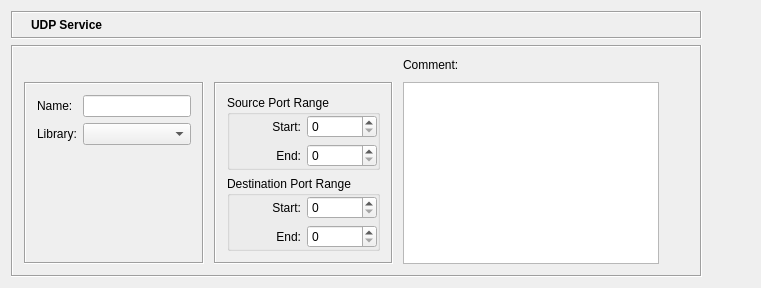
fwbuilder/fwbuilder, file src/gui/udpservicedialog_q.ui: the form before one commit.
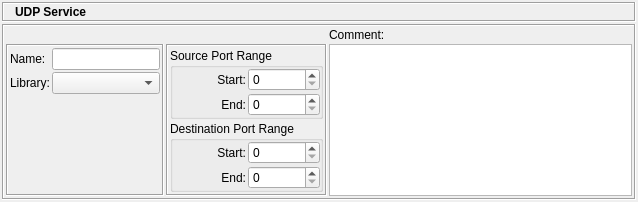
The form after the commit. Icons and pictures are not drawn.

What changed in the file:
```diff
--- a/src/gui/udpservicedialog_q.ui
+++ b/src/gui/udpservicedialog_q.ui
@@ -8,14 +8,12 @@
    <rect>
     <x>0</x>
     <y>0</y>
-    <width>761</width>
-    <height>269</height>
+    <width>638</width>
+    <height>195</height>
    </rect>
   </property>
   <property name="sizePolicy" >
-   <sizepolicy>
-    <hsizetype>1</hsizetype>
-    <vsizetype>5</vsizetype>
+   <sizepolicy vsizetype="Preferred" hsizetype="Minimum" >
     <horstretch>0</horstretch>
     <verstretch>0</verstretch>
    </sizepolicy>
@@ -24,11 +22,23 @@
    <string>UDP</string>
   </property>
   <layout class="QGridLayout" >
-   <property name="margin" >
-    <number>11</number>
+   <property name="leftMargin" >
+    <number>2</number>
    </property>
-   <property name="spacing" >
-    <number>6</number>
+   <property name="topMargin" >
+    <number>2</number>
+   </property>
+   <property name="rightMargin" >
+    <number>2</number>
+   </property>
+   <property name="bottomMargin" >
+    <number>2</number>
+   </property>
+   <property name="horizontalSpacing" >
+    <number>0</number>
+   </property>
+   <property name="verticalSpacing" >
+    <number>0</number>
    </property>
    <item row="0" column="0" >
     <layout class="QVBoxLayout" >
@@ -36,18 +46,34 @@
       <number>0</number>
      </property>
      <property name="spacing" >
-      <number>6</number>
+      <number>2</number>
+     </property>
+     <property name="leftMargin" >
+      <number>0</number>
+     </property>
+     <property name="topMargin" >
+      <number>0</number>
+     </property>
+     <property name="rightMargin" >
+      <number>0</number>
+     </property>
+     <property name="bottomMargin" >
+      <number>0</number>
      </property>
      <item>
       <widget class="QFrame" name="frame3" >
        <property name="sizePolicy" >
-        <sizepolicy>
-         <hsizetype>5</hsizetype>
-         <vsizetype>0</vsizetype>
+        <sizepolicy vsizetype="Fixed" hsizetype="Preferred" >
          <horstretch>0</horstretch>
          <verstretch>0</verstretch>
         </sizepolicy>
        </property>
+       <property name="minimumSize" >
+        <size>
+         <width>16</width>
+         <height>20</height>
+        </size>
+       </property>
        <property name="frameShape" >
         <enum>QFrame::Box</enum>
        </property>
@@ -55,11 +81,23 @@
         <enum>QFrame::Sunken</enum>
        </property>
        <layout class="QGridLayout" >
-        <property name="margin" >
-         <number>5</number>
+        <property name="leftMargin" >
+         <number>2</number>
         </property>
-        <property name="spacing" >
-         <number>6</number>
+        <property name="topMargin" >
+         <number>2</number>
+        </property>
+        <property name="rightMargin" >
+         <number>2</number>
+        </property>
+        <property name="bottomMargin" >
+         <number>2</number>
+        </property>
+        <property name="horizontalSpacing" >
+         <number>2</number>
+        </property>
+        <property name="verticalSpacing" >
+         <number>2</number>
         </property>
         <item row="0" column="1" >
          <widget class="QLabel" name="editorTitle" >
@@ -80,9 +118,7 @@
         <item row="0" column="0" >
          <widget class="QLabel" name="pixmapLabel1" >
           <property name="sizePolicy" >
-           <sizepolicy>
-            <hsizetype>0</hsizetype>
-            <vsizetype>0</vsizetype>
+           <sizepolicy vsizetype="Fixed" hsizetype="Fixed" >
             <horstretch>0</horstretch>
             <verstretch>0</verstretch>
            </sizepolicy>
@@ -110,34 +146,28 @@
         <enum>QFrame::Sunken</enum>
        </property>
        <layout class="QGridLayout" >
-        <property name="margin" >
-         <number>11</number>
+        <property name="leftMargin" >
+         <number>2</number>
         </property>
-        <property name="spacing" >
-         <number>10</number>
+        <property name="topMargin" >
+         <number>2</number>
         </property>
-        <item row="1" column="3" >
-         <spacer>
-          <property name="orientation" >
-           <enum>Qt::Horizontal</enum>
-          </property>
-          <property name="sizeType" >
-           <enum>QSizePolicy::Expanding</enum>
-          </property>
-          <property name="sizeHint" >
-           <size>
-            <width>30</width>
-            <height>20</height>
-           </size>
-          </property>
-         </spacer>
-        </item>
+        <property name="rightMargin" >
+         <number>2</number>
+        </property>
+        <property name="bottomMargin" >
+         <number>2</number>
+        </property>
+        <property name="horizontalSpacing" >
+         <number>2</number>
+        </property>
+        <property name="verticalSpacing" >
+         <number>2</number>
+        </property>
         <item row="1" column="2" >
          <widget class="QTextEdit" name="comment" >
           <property name="sizePolicy" >
-           <sizepolicy>
-            <hsizetype>7</hsizetype>
-            <vsizetype>7</vsizetype>
+           <sizepolicy vsizetype="Expanding" hsizetype="Expanding" >
             <horstretch>0</horstretch>
             <verstretch>0</verstretch>
            </sizepolicy>
@@ -172,11 +202,23 @@
            <enum>QFrame::Sunken</enum>
           </property>
           <layout class="QGridLayout" >
-           <property name="margin" >
-            <number>11</number>
+           <property name="leftMargin" >
+            <number>2</number>
            </property>
-           <property name="spacing" >
-            <number>6</number>
+           <property name="topMargin" >
+            <number>2</number>
+           </property>
+           <property name="rightMargin" >
+            <number>2</number>
+           </property>
+           <property name="bottomMargin" >
+            <number>2</number>
+           </property>
+           <property name="horizontalSpacing" >
+            <number>2</number>
+           </property>
+           <property name="verticalSpacing" >
+            <number>2</number>
            </property>
            <item row="0" column="0" >
             <widget class="QGroupBox" name="groupBox1" >
@@ -187,8 +229,20 @@
               <property name="margin" >
                <number>0</number>
               </property>
-              <property name="spacing" >
-               <number>6</number>
+              <property name="topMargin" >
+               <number>0</number>
+              </property>
+              <property name="rightMargin" >
+               <number>0</number>
+              </property>
+              <property name="bottomMargin" >
+               <number>0</number>
+              </property>
+              <property name="horizontalSpacing" >
+               <number>2</number>
+              </property>
+              <property name="verticalSpacing" >
+               <number>2</number>
               </property>
               <item row="0" column="0" >
                <widget class="QLabel" name="textLabel3" >
@@ -248,8 +302,20 @@
               <property name="margin" >
                <number>0</number>
               </property>
-              <property name="spacing" >
-               <number>6</number>
+              <property name="topMargin" >
+               <number>0</number>
+              </property>
+              <property name="rightMargin" >
+               <number>0</number>
+              </property>
+              <property name="bottomMargin" >
+               <number>0</number>
+              </property>
+              <property name="horizontalSpacing" >
+               <number>2</number>
+              </property>
+              <property name="verticalSpacing" >
+               <number>2</number>
               </property>
               <item row="0" column="0" >
                <widget class="QLabel" name="textLabel3_3" >
@@ -312,11 +378,23 @@
            <enum>QFrame::Sunken</enum>
           </property>
           <layout class="QGridLayout" >
-           <property name="margin" >
-            <number>11</number>
+           <property name="leftMargin" >
+            <number>2</number>
            </property>
-           <property name="spacing" >
-            <number>6</number>
+           <property name="topMargin" >
+            <number>2</number>
+           </property>
+           <property name="rightMargin" >
+            <number>2</number>
+           </property>
+           <property name="bottomMargin" >
+            <number>2</number>
+           </property>
+           <property name="horizontalSpacing" >
+            <number>2</number>
+           </property>
+           <property name="verticalSpacing" >
+            <number>2</number>
            </property>
            <item row="2" column="1" >
             <spacer>
@@ -324,12 +402,12 @@
               <enum>Qt::Vertical</enum>
              </property>
              <property name="sizeType" >
-              <enum>QSizePolicy::Expanding</enum>
+              <enum>QSizePolicy::MinimumExpanding</enum>
              </property>
              <property name="sizeHint" >
               <size>
                <width>20</width>
-               <height>41</height>
+               <height>2</height>
               </size>
              </property>
             </spacer>
@@ -357,9 +435,7 @@
            <item row="0" column="1" >
             <widget class="QLineEdit" name="obj_name" >
              <property name="sizePolicy" >
-              <sizepolicy>
-               <hsizetype>5</hsizetype>
-               <vsizetype>0</vsizetype>
+              <sizepolicy vsizetype="Fixed" hsizetype="Preferred" >
                <horstretch>0</horstretch>
                <verstretch>0</verstretch>
               </sizepolicy>
@@ -369,9 +445,7 @@
            <item row="1" column="1" >
             <widget class="QComboBox" name="libs" >
              <property name="sizePolicy" >
-              <sizepolicy>
-               <hsizetype>5</hsizetype>
-               <vsizetype>0</vsizetype>
+              <sizepolicy vsizetype="Fixed" hsizetype="Preferred" >
                <horstretch>0</horstretch>
                <verstretch>0</verstretch>
               </sizepolicy>
@@ -386,25 +460,9 @@
      </item>
     </layout>
    </item>
-   <item row="0" column="1" >
-    <spacer>
-     <property name="orientation" >
-      <enum>Qt::Horizontal</enum>
-     </property>
-     <property name="sizeType" >
-      <enum>QSizePolicy::Expanding</enum>
-     </property>
-     <property name="sizeHint" >
-      <size>
-       <width>40</width>
-       <height>20</height>
-      </size>
-     </property>
-    </spacer>
-   </item>
   </layout>
  </widget>
- <layoutdefault spacing="6" margin="11" />
+ <layoutdefault spacing="2" margin="2" />
  <tabstops>
   <tabstop>obj_name</tabstop>
   <tabstop>libs</tabstop>
```
Left out of the diff: 7 changed lines with no effect on the pictures.
